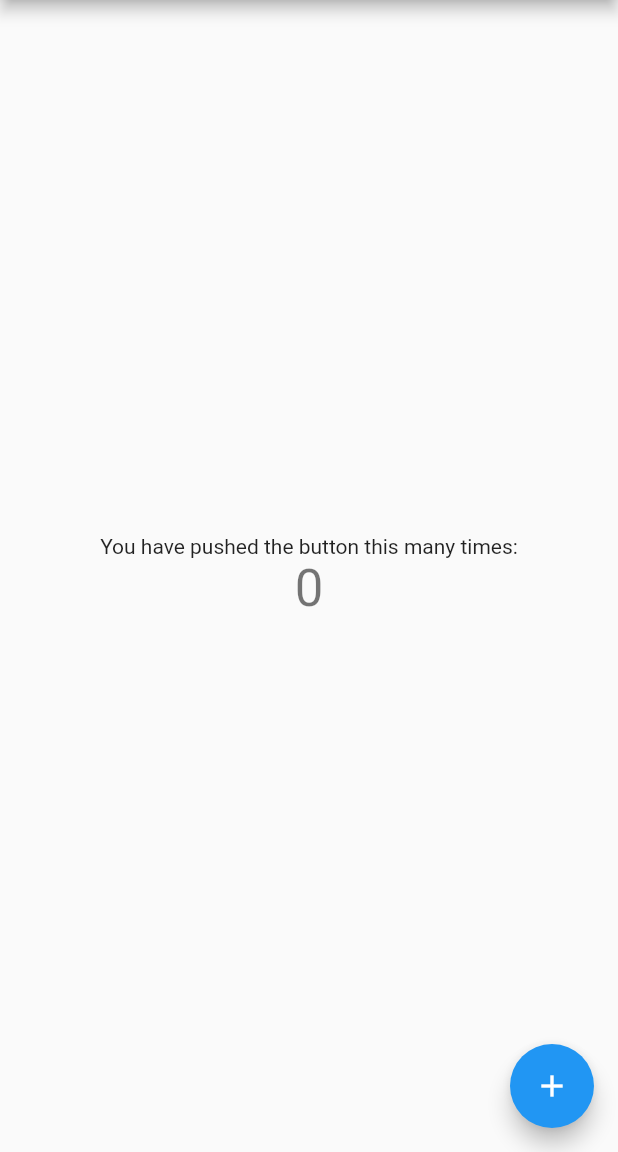
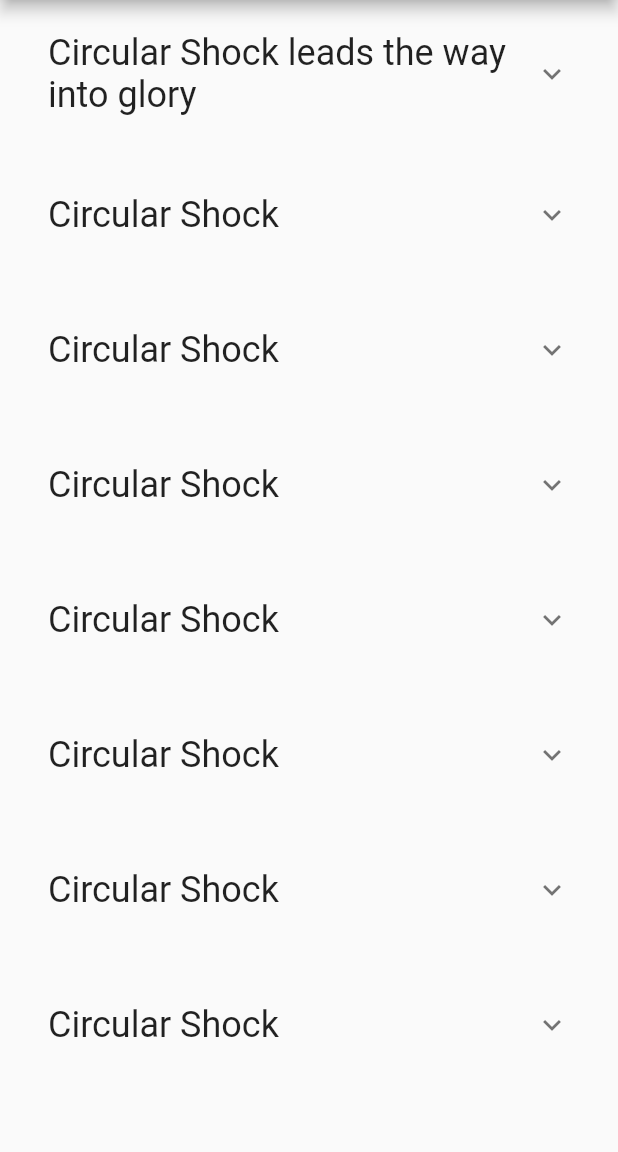
Before and after one commit to DhruvamSharma/TheBoringFlutterDevelopmentShow, a Flutter app: the screen it shows after launch, on a phone screen of 412 x 824 dp, the part 84-1236 px from its top. Run offline on Flutter 3.47's test engine with Material 2 defaults, Android fonts, the phone set to English and light mode, and no system bars.

Commit message:
completed ep1

```diff
--- a/lib/main.dart
+++ b/lib/main.dart
@@ -1,4 +1,6 @@
 import 'package:flutter/material.dart';
+import 'package:the_boring_flutter_dev_show/src/article.dart';
+import 'package:url_launcher/url_launcher.dart';
 
 void main() => runApp(MyApp());
 
@@ -9,15 +11,6 @@ class MyApp extends StatelessWidget {
     return MaterialApp(
       title: 'Flutter Demo',
       theme: ThemeData(
-        // This is the theme of your application.
-        //
-        // Try running your application with "flutter run". You'll see the
-        // application has a blue toolbar. Then, without quitting the app, try
-        // changing the primarySwatch below to Colors.green and then invoke
-        // "hot reload" (press "r" in the console where you ran "flutter run",
-        // or simply save your changes to "hot reload" in a Flutter IDE).
-        // Notice that the counter didn't reset back to zero; the application
-        // is not restarted.
         primarySwatch: Colors.blue,
       ),
       home: MyHomePage(title: 'Flutter Demo Home Page'),
@@ -27,16 +20,6 @@ class MyApp extends StatelessWidget {
 
 class MyHomePage extends StatefulWidget {
   MyHomePage({Key key, this.title}) : super(key: key);
-
-  // This widget is the home page of your application. It is stateful, meaning
-  // that it has a State object (defined below) that contains fields that affect
-  // how it looks.
-
-  // This class is the configuration for the state. It holds the values (in this
-  // case the title) provided by the parent (in this case the App widget) and
-  // used by the build method of the State. Fields in a Widget subclass are
-  // always marked "final".
-
   final String title;
 
   @override
@@ -44,68 +27,55 @@ class MyHomePage extends StatefulWidget {
 }
 
 class _MyHomePageState extends State<MyHomePage> {
-  int _counter = 0;
-
-  void _incrementCounter() {
-    setState(() {
-      // This call to setState tells the Flutter framework that something has
-      // changed in this State, which causes it to rerun the build method below
-      // so that the display can reflect the updated values. If we changed
-      // _counter without calling setState(), then the build method would not be
-      // called again, and so nothing would appear to happen.
-      _counter++;
-    });
-  }
+  final List<Article> _articles = articles;
 
   @override
   Widget build(BuildContext context) {
-    // This method is rerun every time setState is called, for instance as done
-    // by the _incrementCounter method above.
-    //
-    // The Flutter framework has been optimized to make rerunning build methods
-    // fast, so that you can just rebuild anything that needs updating rather
-    // than having to individually change instances of widgets.
     return Scaffold(
       appBar: AppBar(
-        // Here we take the value from the MyHomePage object that was created by
-        // the App.build method, and use it to set our appbar title.
         title: Text(widget.title),
       ),
-      body: Center(
-        // Center is a layout widget. It takes a single child and positions it
-        // in the middle of the parent.
-        child: Column(
-          // Column is also layout widget. It takes a list of children and
-          // arranges them vertically. By default, it sizes itself to fit its
-          // children horizontally, and tries to be as tall as its parent.
-          //
-          // Invoke "debug painting" (press "p" in the console, choose the
-          // "Toggle Debug Paint" action from the Flutter Inspector in Android
-          // Studio, or the "Toggle Debug Paint" command in Visual Studio Code)
-          // to see the wireframe for each widget.
-          //
-          // Column has various properties to control how it sizes itself and
-          // how it positions its children. Here we use mainAxisAlignment to
-          // center the children vertically; the main axis here is the vertical
-          // axis because Columns are vertical (the cross axis would be
-          // horizontal).
-          mainAxisAlignment: MainAxisAlignment.center,
-          children: <Widget>[
-            Text(
-              'You have pushed the button this many times:',
-            ),
-            Text(
-              '$_counter',
-              style: Theme.of(context).textTheme.display1,
-            ),
-          ],
+      body: RefreshIndicator(
+        onRefresh: () async {
+          await Future.delayed(Duration(milliseconds: 1000));
+          setState(() {
+            _articles.removeAt(0);
+          });
+        },
+        child: ListView(
+          children: _articles.map(_buildItem).toList(),
         ),
       ),
-      floatingActionButton: FloatingActionButton(
-        onPressed: _incrementCounter,
-        tooltip: 'Increment',
-        child: Icon(Icons.add),
-      ), // This trailing comma makes auto-formatting nicer for build methods.
+      // This trailing comma makes auto-formatting nicer for build methods.
+    );
+  }
+
+  Widget _buildItem(Article e) {
+    return Padding(
+      padding: const EdgeInsets.all(16.0),
+      child: ExpansionTile(
+        title: Text(
+          e.text,
+          style: TextStyle(fontSize: 24),
+        ),
+        children: <Widget>[
+          Row(
+            mainAxisAlignment: MainAxisAlignment.spaceEvenly,
+            children: <Widget>[
+              Text('${e.commentCount} Comments'),
+              IconButton(
+                icon: Icon(Icons.launch),
+                onPressed: () async {
+                  final fakeUrl = 'https://${e.domain}';
+                  if (await canLaunch(fakeUrl)) {
+                    launch(fakeUrl);
+                  }
+                },
+              )
+            ],
+          )
+        ],
+      ),
     );
   }
 }
--- /dev/null
+++ b/lib/src/article.dart
@@ -0,0 +1,90 @@
+class Article {
+  final String text;
+  final String domain;
+  final String by;
+  final int score;
+  final String age;
+  final int commentCount;
+
+  const Article(
+      {this.text,
+      this.domain,
+      this.by,
+      this.score,
+      this.age,
+      this.commentCount});
+}
+
+final articles = [
+  Article(
+    text: 'Circular Shock leads the way into glory',
+    age: '12/12/14',
+    by: 'Ramona',
+    commentCount: 32,
+    domain: 'www.wiley.com',
+    score: 12,
+  ),
+
+  Article(
+    text: 'Circular Shock',
+    age: '12/12/14',
+    by: 'Ramona',
+    commentCount: 32,
+    domain: 'wiley.com',
+    score: 12,
+  ),
+
+  Article(
+    text: 'Circular Shock',
+    age: '12/12/14',
+    by: 'Ramona',
+    commentCount: 32,
+    domain: 'wiley.com',
+    score: 12,
+  ),
+
+  Article(
+    text: 'Circular Shock',
+    age: '12/12/14',
+    by: 'Ramona',
+    commentCount: 32,
+    domain: 'wiley.com',
+    score: 12,
+  ),
+
+  Article(
+    text: 'Circular Shock',
+    age: '12/12/14',
+    by: 'Ramona',
+    commentCount: 32,
+    domain: 'wiley.com',
+    score: 12,
+  ),
+
+  Article(
+    text: 'Circular Shock',
+    age: '12/12/14',
+    by: 'Ramona',
+    commentCount: 32,
+    domain: 'wiley.com',
+    score: 12,
+  ),
+
+  Article(
+    text: 'Circular Shock',
+    age: '12/12/14',
+    by: 'Ramona',
+    commentCount: 32,
+    domain: 'wiley.com',
+    score: 12,
+  ),
+
+  Article(
+    text: 'Circular Shock',
+    age: '12/12/14',
+    by: 'Ramona',
+    commentCount: 32,
+    domain: 'wiley.com',
+    score: 12,
+  ),
+];
--- a/pubspec.yaml
+++ b/pubspec.yaml
@@ -23,6 +23,7 @@ dependencies:
   # The following adds the Cupertino Icons font to your application.
   # Use with the CupertinoIcons class for iOS style icons.
   cupertino_icons: ^0.1.2
+  url_launcher: any
 
 dev_dependencies:
   flutter_test:
```
Also changed, not shown: pubspec.lock, 7 other files.
